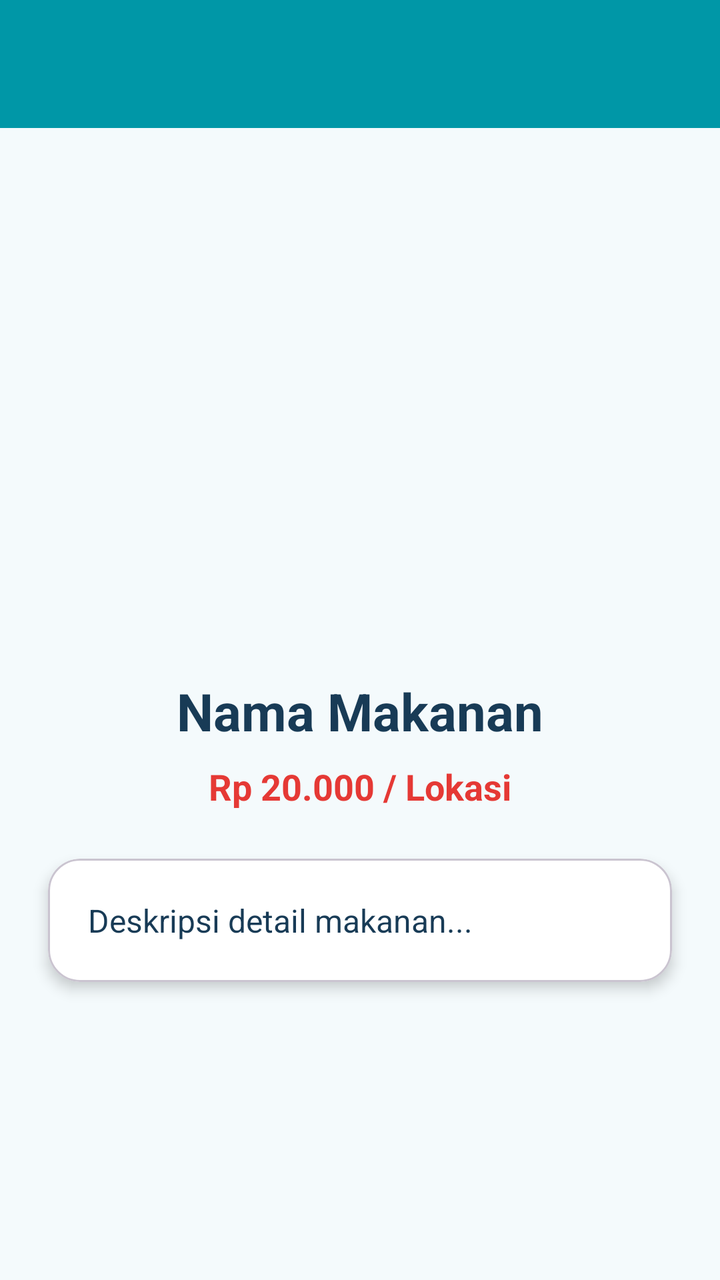
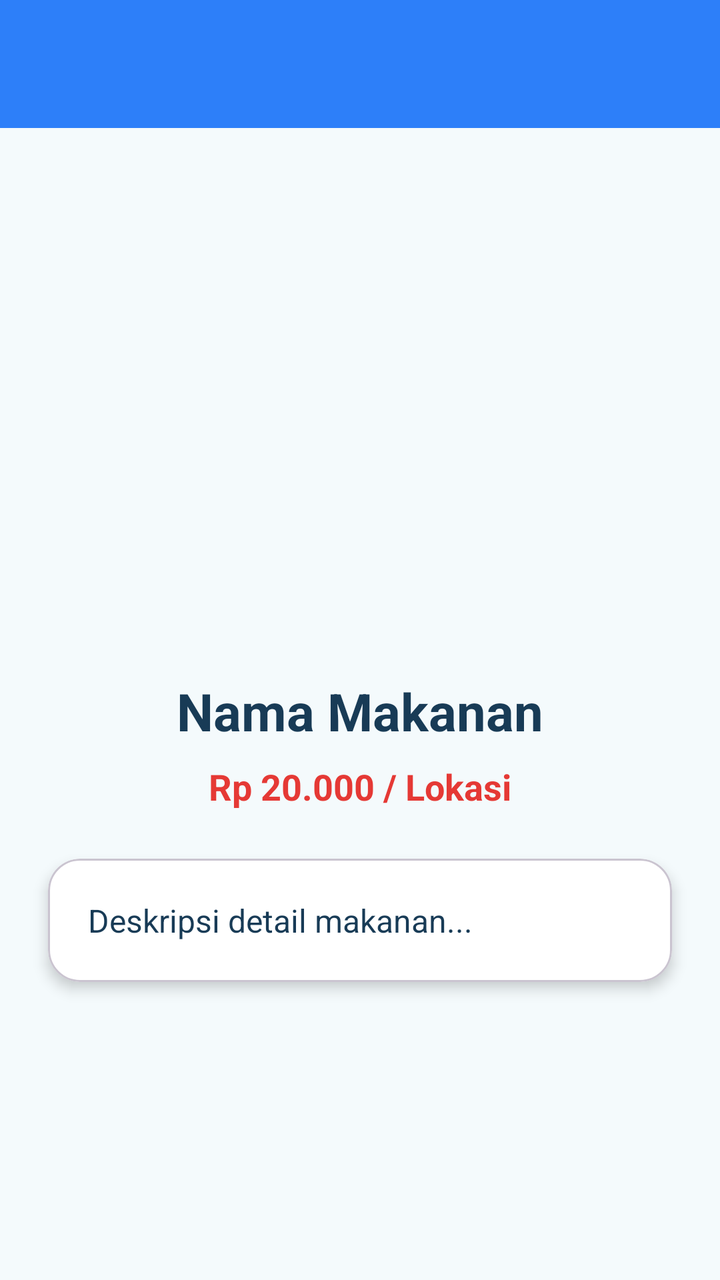

Compare the two renders of this Android layout. The source of the first and the diff that turns it into the second are given below.
<!-- AndroidManifest.xml: application theme Theme.Elenfransiska_3tib -->
<!-- res/layout/activity_kuliner_detail.xml -->
<?xml version="1.0" encoding="utf-8"?>
<androidx.constraintlayout.widget.ConstraintLayout
    xmlns:android="http://schemas.android.com/apk/res/android"
    xmlns:app="http://schemas.android.com/apk/res-auto"
    xmlns:tools="http://schemas.android.com/tools"
    android:id="@+id/main"
    android:layout_width="match_parent"
    android:layout_height="match_parent"
    android:background="#F4FAFC"
    tools:context=".Kuliner.KulinerDetailActivity">

    <androidx.appcompat.widget.Toolbar
        android:id="@+id/toolbarKuliner"
        android:layout_width="0dp"
        android:layout_height="?attr/actionBarSize"
        android:background="#0097A7"
        app:titleTextColor="@android:color/white"
        app:layout_constraintEnd_toEndOf="parent"
        app:layout_constraintStart_toStartOf="parent"
        app:layout_constraintTop_toTopOf="parent" />

    <ImageView
        android:id="@+id/imgFoodDetail"
        android:layout_width="0dp"
        android:layout_height="250dp"
        android:scaleType="centerCrop"
        android:contentDescription="Gambar Makanan"
        app:layout_constraintTop_toBottomOf="@id/toolbarKuliner"
        app:layout_constraintStart_toStartOf="parent"
        app:layout_constraintEnd_toEndOf="parent" />

    <TextView
        android:id="@+id/tvFoodNameDetail"
        android:layout_width="wrap_content"
        android:layout_height="wrap_content"
        android:layout_marginTop="24dp"
        android:text="Nama Makanan"
        android:textColor="#183B56"
        android:textSize="26sp"
        android:textStyle="bold"
        app:layout_constraintTop_toBottomOf="@id/imgFoodDetail"
        app:layout_constraintStart_toStartOf="parent"
        app:layout_constraintEnd_toEndOf="parent" />

    <TextView
        android:id="@+id/tvPriceLocDetail"
        android:layout_width="wrap_content"
        android:layout_height="wrap_content"
        android:layout_marginTop="8dp"
        android:text="Rp 20.000 / Lokasi"
        android:textColor="#E53935"
        android:textSize="18sp"
        android:textStyle="bold"
        app:layout_constraintTop_toBottomOf="@id/tvFoodNameDetail"
        app:layout_constraintStart_toStartOf="parent"
        app:layout_constraintEnd_toEndOf="parent" />

    <com.google.android.material.card.MaterialCardView
        android:layout_width="0dp"
        android:layout_height="wrap_content"
        android:layout_margin="24dp"
        app:cardBackgroundColor="#FFFFFF"
        app:cardCornerRadius="16dp"
        app:cardElevation="4dp"
        app:layout_constraintTop_toBottomOf="@id/tvPriceLocDetail"
        app:layout_constraintStart_toStartOf="parent"
        app:layout_constraintEnd_toEndOf="parent">

        <TextView
            android:id="@+id/tvFoodDescDetail"
            android:layout_width="match_parent"
            android:layout_height="wrap_content"
            android:padding="20dp"
            android:text="Deskripsi detail makanan..."
            android:textColor="#183B56"
            android:textSize="16sp" />

    </com.google.android.material.card.MaterialCardView>

</androidx.constraintlayout.widget.ConstraintLayout>
<!-- resources referenced by this layout -->
<resources>
  <style name="Theme.Elenfransiska_3tib" parent="Base.Theme.Elenfransiska_3tib" />
  <style name="Base.Theme.Elenfransiska_3tib" parent="Theme.Material3.DayNight.NoActionBar">
          
          
      </style>
</resources>

<!-- the commit's change to res/layout/activity_kuliner_detail.xml (unified diff, before → after) -->
@@ -13,7 +13,7 @@
         android:id="@+id/toolbarKuliner"
         android:layout_width="0dp"
         android:layout_height="?attr/actionBarSize"
-        android:background="#0097A7"
+        android:background="#2D7FF9"
         app:titleTextColor="@android:color/white"
         app:layout_constraintEnd_toEndOf="parent"
         app:layout_constraintStart_toStartOf="parent"
<!-- resource entries referenced after the edit -->
@@ -2,8 +2,9 @@
 <resources>
   <style name="Theme.Elenfransiska_3tib" parent="Base.Theme.Elenfransiska_3tib" />
   <style name="Base.Theme.Elenfransiska_3tib" parent="Theme.Material3.DayNight.NoActionBar">
-          
-          
+          <item name="colorPrimary">#2D7FF9</item>
+          <item name="colorPrimaryVariant">#1565C0</item>
+          <item name="colorSecondary">#2ABF88</item>
       </style>
 </resources>
 
